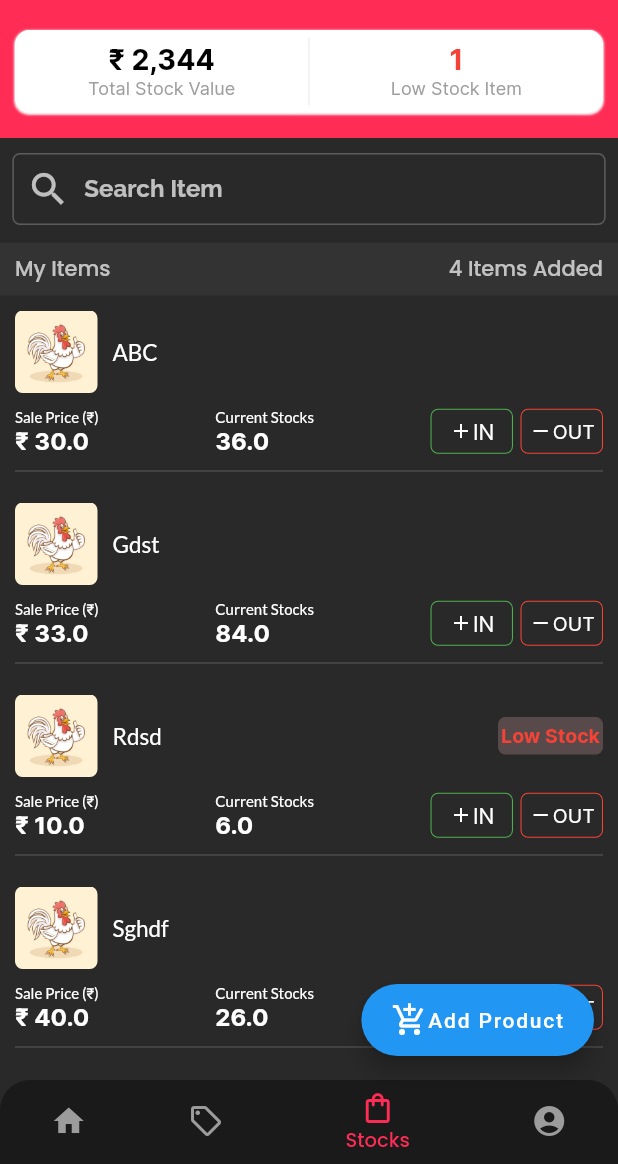
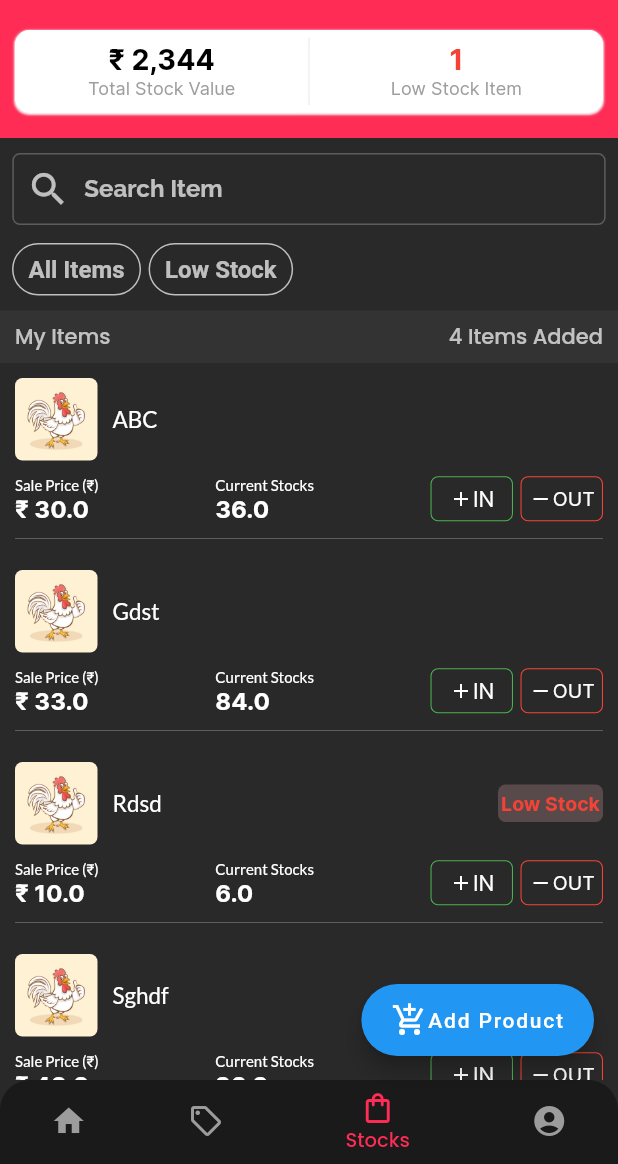
Before and after one commit to Sudiptagupta217/momo-delivery-boy-app, a Flutter app: the StocksScreen screen opened directly, on a phone screen of 412 x 824 dp, the part 72-1236 px from its top. Run offline on Flutter 3.47's test engine with Material 2 defaults, Android fonts, the phone set to English and light mode, and no system bars; our stand-ins replace audioplayers, fl_chart, flutter_switch, fluttertoast, image_picker.

Commit message:
add item and low stock button codestart

```diff
--- a/lib/ui/add_stock_item_screen.dart
+++ b/lib/ui/add_stock_item_screen.dart
@@ -119,7 +119,9 @@ class _AddStockItemScreenState extends State<AddStockItemScreen> {
                           Container(
                               width: MediaQuery.of(context).size.width*0.45,
                               child: CustomTextFormFiled(text: "Opening Stock",hintText: "Enter Count",height: 70,keytype: TextInputType.number,
-                                suficons: Icons.keyboard_arrow_down,)),
+                                suficons: Icons.keyboard_arrow_down,
+                              onTap: (){},
+                              )),
                           Container(
                               width: MediaQuery.of(context).size.width*0.45,
                               child: CustomTextFormFiled(text: "Low Stock Alert",hintText: "Enter Count",height: 70,keytype: TextInputType.number,suficons: Icons.notifications_none,)),
--- a/lib/ui/stocks_screen.dart
+++ b/lib/ui/stocks_screen.dart
@@ -147,6 +147,35 @@ class _StocksScreenState extends State<StocksScreen> {
 
                 SizedBox(height: 10,),
 
+                Padding(
+                  padding: const EdgeInsets.symmetric(horizontal: 8.0),
+                  child: Row(
+                    children: [
+
+                      Container(
+                          padding: EdgeInsets.symmetric(horizontal: 10,vertical: 7),
+                          decoration: BoxDecoration(
+                            border: Border.all(width: 1,color: Colors.white70),
+                            borderRadius: BorderRadius.circular(20)
+                          ),
+                          child: Text("All Items",style: TextStyle(color: Colors.white70,fontSize: 16,fontWeight: FontWeight.w600),)),
+
+                      SizedBox(width: 5,),
+
+                      Container(
+                          padding: EdgeInsets.symmetric(horizontal: 10,vertical: 7),
+                          decoration: BoxDecoration(
+                              border: Border.all(width: 1,color: Colors.white70),
+                              borderRadius: BorderRadius.circular(20)
+                          ),
+                          child: Text("Low Stock",style: TextStyle(color: Colors.white70,fontSize: 16,fontWeight: FontWeight.w600),)),
+                    ],
+                  ),
+                ),
+
+                SizedBox(height: 10,),
+
+
                 Container(
                   width: size.width,
                   padding: EdgeInsets.symmetric(horizontal: 10),
@@ -189,11 +218,7 @@ class _StocksScreenState extends State<StocksScreen> {
                       },
                    );
              }).toList(),
-
                 )
-
-
-
               ],
             ),
           ),
--- a/lib/widgets/customTextFormFiled.dart
+++ b/lib/widgets/customTextFormFiled.dart
@@ -3,22 +3,24 @@ import 'package:flutter/material.dart';
 import '../utils/default_colors.dart';
 
 class CustomTextFormFiled extends StatefulWidget {
-
   final String hintText;
-   String? text;
+  String? text;
   double height;
   IconData? icons;
   IconData? suficons;
+  Function? onTap;
   final TextInputType? keytype;
 
-   CustomTextFormFiled({Key? key,
-  required this.hintText,
-     this.text,
-   this.icons,
-   this.suficons,
-  required this.keytype,
-   this.height = 60
-  }):super(key: key);
+  CustomTextFormFiled(
+      {Key? key,
+      required this.hintText,
+      this.text,
+      this.onTap,
+      this.icons,
+      this.suficons,
+      required this.keytype,
+      this.height = 60})
+      : super(key: key);
 
   @override
   State<CustomTextFormFiled> createState() => _CustomTextFormFiledState();
@@ -32,42 +34,61 @@ class _CustomTextFormFiledState extends State<CustomTextFormFiled> {
       child: Column(
         crossAxisAlignment: CrossAxisAlignment.start,
         children: [
-          if (widget.text != null) // Render the Text widget only if text is not null
-        Text(widget.text!,style: TextStyle(color: Colors.white70)),
-         widget.text!=null ? SizedBox(height: 5,): Container(),
+          if (widget.text !=
+              null) // Render the Text widget only if text is not null
+            Text(widget.text!, style: TextStyle(color: Colors.white70)),
+          widget.text != null
+              ? SizedBox(
+                  height: 5,
+                )
+              : Container(),
           TextFormField(
             keyboardType: widget.keytype,
             style: TextStyle(color: Colors.white),
             decoration: InputDecoration(
-              prefixIcon:widget.icons!=null? Icon(widget.icons,color: Colors.white70,size: 29,):null,
-              suffixIcon:widget.suficons!=null? InkWell(
-                onTap: (){},
-                  child: Icon(widget.suficons,color: Colors.white70,size: 19,)):null,
+              prefixIcon: widget.icons != null
+                  ? Icon(
+                      widget.icons,
+                      color: Colors.white70,
+                      size: 29,
+                    )
+                  : null,
+              suffixIcon: widget.suficons != null
+                  ? InkWell(
+                      onTap: () {
+                        widget.onTap!();
+                      },
+                      child: Icon(
+                        widget.suficons,
+                        color: Colors.white70,
+                        size: 19,
+                      ))
+                  : null,
               hintText: widget.hintText,
-              hintStyle: const TextStyle(color: Colors.white70,fontSize: 16,fontFamily: "Raleway",fontWeight: FontWeight.w600),
-
-              contentPadding: EdgeInsets.symmetric(
-                vertical: 1,
-                horizontal: 10
-              ),
-
+              hintStyle: const TextStyle(
+                  color: Colors.white70,
+                  fontSize: 16,
+                  fontFamily: "Raleway",
+                  fontWeight: FontWeight.w600),
+              contentPadding: EdgeInsets.symmetric(vertical: 1, horizontal: 10),
               focusedBorder: OutlineInputBorder(
-                borderSide:  const BorderSide(
+                borderSide: const BorderSide(
                   width: 1,
-                  color: Colors.white24,),
-                borderRadius:  BorderRadius.circular( 5),
+                  color: Colors.white24,
+                ),
+                borderRadius: BorderRadius.circular(5),
               ),
               enabledBorder: OutlineInputBorder(
-                borderSide:  const BorderSide(
+                borderSide: const BorderSide(
                   width: 1,
-                  color: Colors.white24,),
-                borderRadius:  BorderRadius.circular(5),
+                  color: Colors.white24,
+                ),
+                borderRadius: BorderRadius.circular(5),
               ),
             ),
           ),
         ],
       ),
     );
-
   }
 }
```
